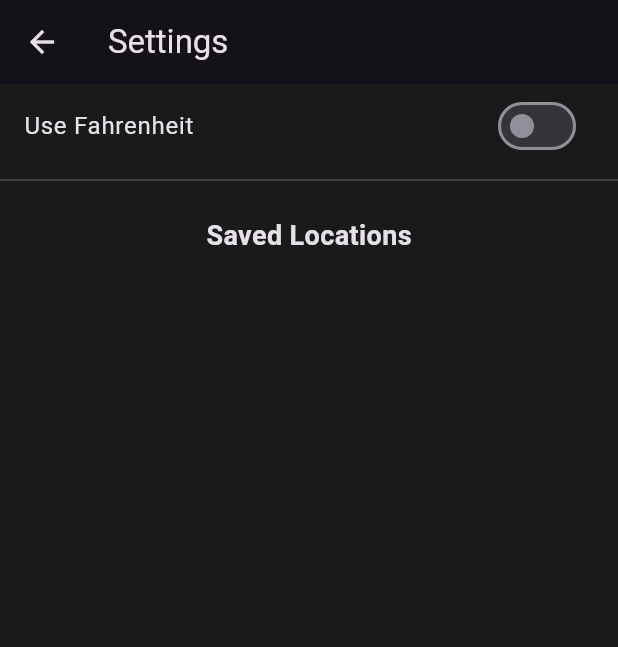
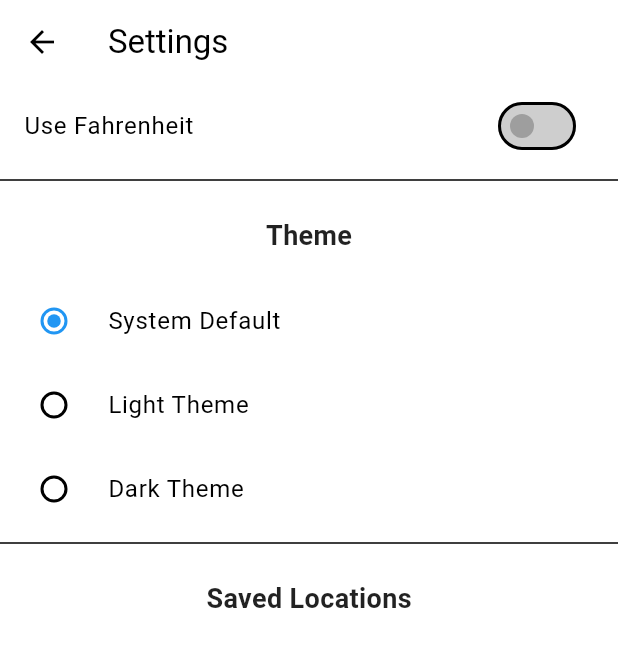
Before and after one commit to suvojeet-sengupta/Family-Message, a Flutter app: the SettingsScreen screen opened directly, on a phone screen of 412 x 824 dp. Shown: the top 647 px of the screen. Run offline on Flutter 3.47's test engine with Material 3 defaults, Android fonts, the phone set to English and light mode, and no system bars; our stand-ins replace connectivity_plus, flutter_animate, geocoding, geolocator, logger, reorderable_grid_view and 3 more; accounts and stored records are empty.

Commit message:
feat: Implement light theme and theme selection
Adds a visually appealing light theme and provides options in settings for Light, Dark, and System Default themes. Updates AppThemes, AppConstants, SettingsService, SettingsScreen, and main.dart to support dynamic theme switching.

```diff
--- /dev/null
+++ b/lib/config/app_themes.dart
@@ -0,0 +1,105 @@
+import 'package:flutter/material.dart';
+
+class AppThemes {
+  static final ThemeData darkTheme = ThemeData.dark().copyWith(
+    primaryColor: Colors.blue,
+    scaffoldBackgroundColor: const Color(0xFF1A1A1A),
+    // Define other dark theme specific colors if needed
+    colorScheme: const ColorScheme.dark(
+      primary: Colors.blue,
+      onPrimary: Colors.white,
+      secondary: Colors.amber,
+      onSecondary: Colors.black,
+      surface: Color(0xFF1A1A1A),
+      onSurface: Colors.white,
+      background: Color(0xFF1A1A1A),
+      onBackground: Colors.white,
+      error: Colors.redAccent,
+      onError: Colors.white,
+    ),
+    cardTheme: CardTheme(
+      color: Colors.grey[900],
+      shape: RoundedRectangleBorder(
+        borderRadius: BorderRadius.circular(16),
+      ),
+    ),
+    appBarTheme: const AppBarTheme(
+      backgroundColor: Colors.transparent,
+      elevation: 0,
+      foregroundColor: Colors.white,
+    ),
+    textTheme: const TextTheme(
+      bodyLarge: TextStyle(color: Colors.white),
+      bodyMedium: TextStyle(color: Colors.white70),
+      titleLarge: TextStyle(color: Colors.white),
+      titleMedium: TextStyle(color: Colors.white),
+      titleSmall: TextStyle(color: Colors.white70),
+    ),
+    iconTheme: const IconThemeData(color: Colors.white70),
+    switchTheme: SwitchThemeData(
+      thumbColor: MaterialStateProperty.resolveWith((states) {
+        if (states.contains(MaterialState.selected)) {
+          return Colors.blue;
+        }
+        return Colors.grey;
+      }),
+      trackColor: MaterialStateProperty.resolveWith((states) {
+        if (states.contains(MaterialState.selected)) {
+          return Colors.blue.withOpacity(0.5);
+        }
+        return Colors.grey.withOpacity(0.5);
+      }),
+    ),
+  );
+
+  static final ThemeData lightTheme = ThemeData.light().copyWith(
+    primaryColor: Colors.blue,
+    scaffoldBackgroundColor: Colors.white,
+    // Define other light theme specific colors
+    colorScheme: const ColorScheme.light(
+      primary: Colors.blue,
+      onPrimary: Colors.white,
+      secondary: Colors.amber,
+      onSecondary: Colors.black,
+      surface: Colors.white,
+      onSurface: Colors.black,
+      background: Colors.white,
+      onBackground: Colors.black,
+      error: Colors.redAccent,
+      onError: Colors.white,
+    ),
+    cardTheme: CardTheme(
+      color: Colors.grey[100], // Lighter card background
+      shape: RoundedRectangleBorder(
+        borderRadius: BorderRadius.circular(16),
+      ),
+    ),
+    appBarTheme: const AppBarTheme(
+      backgroundColor: Colors.transparent,
+      elevation: 0,
+      foregroundColor: Colors.black, // Darker app bar icons/text
+    ),
+    textTheme: const TextTheme(
+      bodyLarge: TextStyle(color: Colors.black),
+      bodyMedium: TextStyle(color: Colors.black87),
+      titleLarge: TextStyle(color: Colors.black),
+      titleMedium: TextStyle(color: Colors.black),
+      titleSmall: TextStyle(color: Colors.black87),
+    ),
+    iconTheme: const IconThemeData(color: Colors.black87),
+    switchTheme: SwitchThemeData(
+      thumbColor: MaterialStateProperty.resolveWith((states) {
+        if (states.contains(MaterialState.selected)) {
+          return Colors.blue;
+        }
+        return Colors.grey;
+      }),
+      trackColor: MaterialStateProperty.resolveWith((states) {
+        if (states.contains(MaterialState.selected)) {
+          return Colors.blue.withOpacity(0.5);
+        }
+        return Colors.grey.withOpacity(0.5);
+      }),
+    ),
+  );
+}
--- a/lib/constants/app_constants.dart
+++ b/lib/constants/app_constants.dart
@@ -2,4 +2,5 @@ class AppConstants {
   // SharedPreferences keys
   static const String recentSearchesKey = 'recentSearches';
   static const String isFahrenheitKey = 'isFahrenheit';
+  static const String themePreference = 'themePreference'; // New
 }
--- a/lib/main.dart
+++ b/lib/main.dart
@@ -3,6 +3,7 @@ import 'package:flutter/material.dart';
 import 'package:provider/provider.dart';
 import 'services/settings_service.dart';
 import 'services/weather_provider.dart';
+import 'config/app_themes.dart'; // New import
 
 void main() async {
   WidgetsFlutterBinding.ensureInitialized();
@@ -23,14 +24,17 @@ class AuroraWeather extends StatelessWidget {
 
   @override
   Widget build(BuildContext context) {
-    return MaterialApp(
-      title: 'AuroraWeather',
-      theme: ThemeData.dark().copyWith(
-        primaryColor: Colors.blue,
-        scaffoldBackgroundColor: const Color(0xFF1A1A1A),
-      ),
-      home: const WeatherDetailScreen(),
-      debugShowCheckedModeBanner: false,
+    return Consumer<SettingsService>(
+      builder: (context, settingsService, child) {
+        return MaterialApp(
+          title: 'AuroraWeather',
+          theme: AppThemes.lightTheme, // Use light theme as default
+          darkTheme: AppThemes.darkTheme, // Use dark theme
+          themeMode: settingsService.themeMode, // Apply selected theme mode
+          home: const WeatherDetailScreen(),
+          debugShowCheckedModeBanner: false,
+        );
+      },
     );
   }
 }
--- a/lib/screens/settings_screen.dart
+++ b/lib/screens/settings_screen.dart
@@ -63,6 +63,53 @@ class _SettingsScreenState extends State<SettingsScreen> {
             },
           ),
           const Divider(),
+          // Theme selection section
+          const Padding(
+            padding: EdgeInsets.all(16.0),
+            child: Text(
+              'Theme',
+              style: TextStyle(fontSize: 18, fontWeight: FontWeight.bold),
+            ),
+          ),
+          Consumer<SettingsService>(
+            builder: (context, settingsService, child) {
+              return Column(
+                children: [
+                  RadioListTile<ThemePreference>(
+                    title: const Text('System Default'),
+                    value: ThemePreference.system,
+                    groupValue: settingsService.themePreference,
+                    onChanged: (ThemePreference? value) {
+                      if (value != null) {
+                        settingsService.setThemePreference(value);
+                      }
+                    },
+                  ),
+                  RadioListTile<ThemePreference>(
+                    title: const Text('Light Theme'),
+                    value: ThemePreference.light,
+                    groupValue: settingsService.themePreference,
+                    onChanged: (ThemePreference? value) {
+                      if (value != null) {
+                        settingsService.setThemePreference(value);
+                      }
+                    },
+                  ),
+                  RadioListTile<ThemePreference>(
+                    title: const Text('Dark Theme'),
+                    value: ThemePreference.dark,
+                    groupValue: settingsService.themePreference,
+                    onChanged: (ThemePreference? value) {
+                      if (value != null) {
+                        settingsService.setThemePreference(value);
+                      }
+                    },
+                  ),
+                ],
+              );
+            },
+          ),
+          const Divider(),
           const Padding(
             padding: EdgeInsets.all(16.0),
             child: Text(
--- a/lib/services/settings_service.dart
+++ b/lib/services/settings_service.dart
@@ -27,12 +27,31 @@ class CustomizableDetailCard {
   }
 }
 
+import 'package:flutter/material.dart'; // For ThemeMode
+
+enum ThemePreference { system, light, dark }
+
 class SettingsService with ChangeNotifier {
   bool _useFahrenheit = false;
-  List<CustomizableDetailCard> _detailCardPreferences = []; // New field
+  List<CustomizableDetailCard> _detailCardPreferences = [];
+  ThemePreference _themePreference = ThemePreference.system; // New field
 
   bool get useFahrenheit => _useFahrenheit;
-  List<CustomizableDetailCard> get detailCardPreferences => _detailCardPreferences; // New getter
+  List<CustomizableDetailCard> get detailCardPreferences => _detailCardPreferences;
+  ThemePreference get themePreference => _themePreference; // New getter
+
+  // Convert ThemePreference to ThemeMode for MaterialApp
+  ThemeMode get themeMode {
+    switch (_themePreference) {
+      case ThemePreference.light:
+        return ThemeMode.light;
+      case ThemePreference.dark:
+        return ThemeMode.dark;
+      case ThemePreference.system:
+      default:
+        return ThemeMode.system;
+    }
+  }
 
   SettingsService() {
     _loadSettings();
@@ -41,6 +60,15 @@ class SettingsService with ChangeNotifier {
   Future<void> _loadSettings() async {
     final prefs = await SharedPreferences.getInstance();
     _useFahrenheit = prefs.getBool(AppConstants.isFahrenheitKey) ?? false;
+
+    // Load theme preference
+    final String? themeString = prefs.getString(AppConstants.themePreference);
+    if (themeString != null) {
+      _themePreference = ThemePreference.values.firstWhere(
+        (e) => e.toString() == themeString,
+        orElse: () => ThemePreference.system,
+      );
+    }
 
     // Load detail card preferences
     final String? cardsJson = prefs.getString(detailCardPreferencesKey);
@@ -85,6 +113,13 @@ class SettingsService with ChangeNotifier {
     notifyListeners();
   }
 
+  Future<void> setThemePreference(ThemePreference preference) async {
+    _themePreference = preference;
+    final prefs = await SharedPreferences.getInstance();
+    await prefs.setString(AppConstants.themePreference, preference.toString());
+    notifyListeners();
+  }
+
   // New methods for managing detail cards
   void reorderDetailCards(int oldIndex, int newIndex) {
     // Perform a direct swap
```
